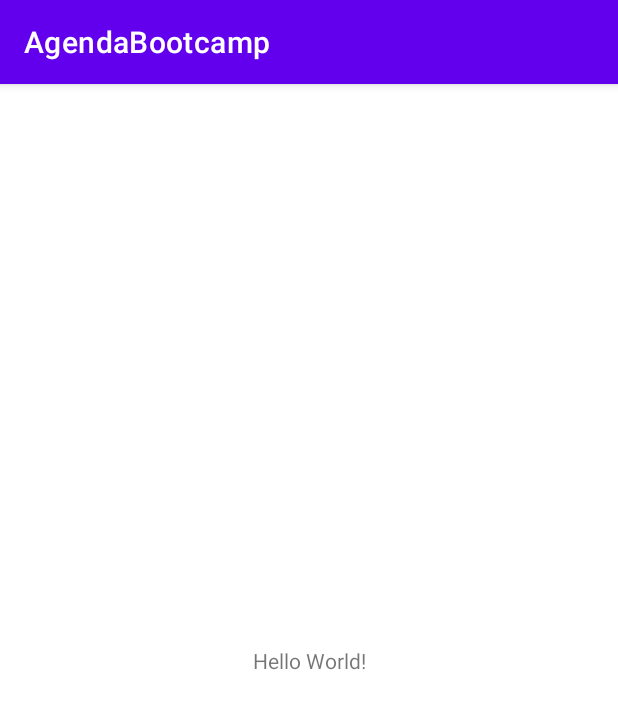
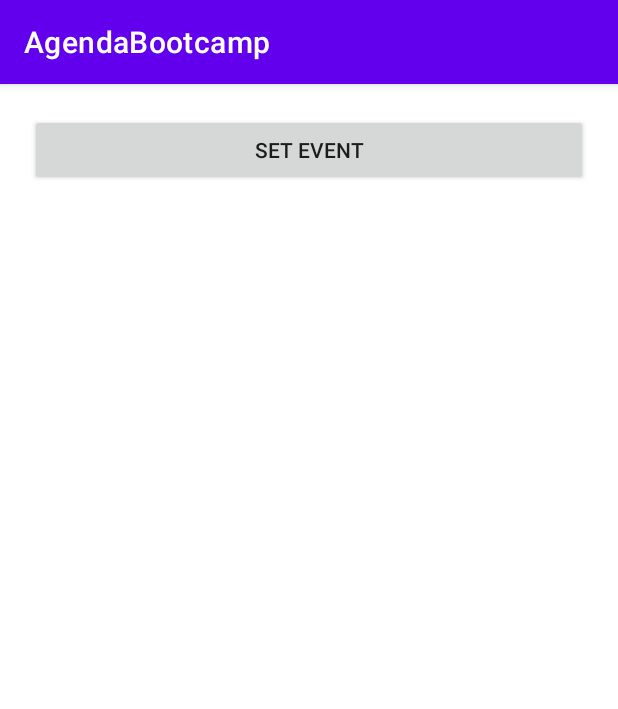
Before and after one commit to ikeda1/Santander-Bootcamp-Mobile, an Android app: the screen it shows after launch (MainActivity), on a phone screen of 412 x 824 dp. Shown: the top 709 px of the screen. Run offline under Robolectric (Android 15) with nearby library versions, the phone set to English and light mode, and no system bars.

Commit message:
Adicionando eventos na agenda

```diff
--- a/AgendaBootcamp/app/src/main/res/layout/activity_main.xml
+++ b/AgendaBootcamp/app/src/main/res/layout/activity_main.xml
@@ -1,18 +1,19 @@
 <?xml version="1.0" encoding="utf-8"?>
-<androidx.constraintlayout.widget.ConstraintLayout xmlns:android="http://schemas.android.com/apk/res/android"
+<LinearLayout
+    xmlns:android="http://schemas.android.com/apk/res/android"
     xmlns:app="http://schemas.android.com/apk/res-auto"
     xmlns:tools="http://schemas.android.com/tools"
     android:layout_width="match_parent"
     android:layout_height="match_parent"
+    android:orientation="vertical"
     tools:context=".MainActivity">
 
-    <TextView
-        android:layout_width="wrap_content"
+    <androidx.appcompat.widget.AppCompatButton
+        android:id="@+id/set_event"
+        android:layout_width="match_parent"
         android:layout_height="wrap_content"
-        android:text="Hello World!"
-        app:layout_constraintBottom_toBottomOf="parent"
-        app:layout_constraintLeft_toLeftOf="parent"
-        app:layout_constraintRight_toRightOf="parent"
-        app:layout_constraintTop_toTopOf="parent" />
+        android:text="@string/set_event_txt"
+        android:layout_margin="20dp"
+        android:padding="10dp" />
 
-</androidx.constraintlayout.widget.ConstraintLayout>
+</LinearLayout>
--- a/AgendaBootcamp/app/src/main/res/values/strings.xml
+++ b/AgendaBootcamp/app/src/main/res/values/strings.xml
@@ -1,3 +1,4 @@
 <resources>
     <string name="app_name">AgendaBootcamp</string>
+    <string name="set_event_txt">Set Event</string>
 </resources>
```
Also changed, not shown: AgendaBootcamp/app/src/main/java/com/example/agendabootcamp/MainActivity.kt (+17 -0 lines).
